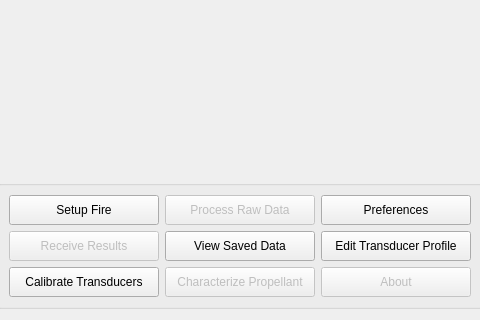
This is ui/views/forms/StartWidget.ui in reilleya/RMTS-Software as Qt 5 draws it before an edit; both pictures show x 289 to 769 and y 366 to 686 of the 1058 by 686 pixel window. The edited form follows.
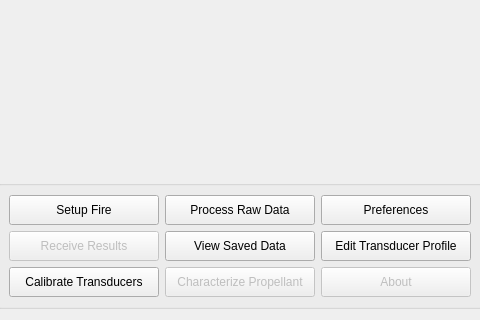
This is the edited form.

Diff of the .ui file:
```diff
--- a/ui/views/forms/StartWidget.ui
+++ b/ui/views/forms/StartWidget.ui
@@ -96,7 +96,7 @@
         <item row="0" column="1">
          <widget class="QPushButton" name="pushButtonRawData">
           <property name="enabled">
-           <bool>false</bool>
+           <bool>true</bool>
           </property>
           <property name="minimumSize">
            <size>
```
